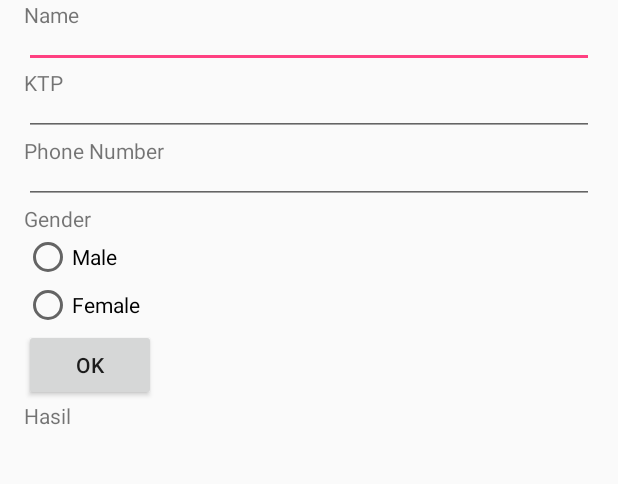
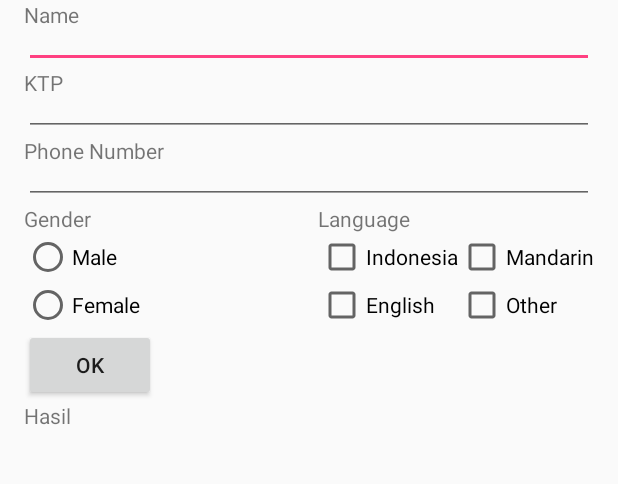
Before and after one commit to pashaneesa/FormLamaranKerja, an Android app: the screen it shows after launch (MainActivity), on a phone screen of 412 x 824 dp, the part 486-970 px from its top. Run offline under Robolectric (Android 15) with nearby library versions, the phone set to English and light mode, and no system bars.

Commit message:
Adding checkBox for Language (Indonesia, English, Mandarin, Other)

```diff
--- a/app/src/main/java/id/sch/smktelkom_mlg/tugas01/xirpl3025/formlamarankerja/MainActivity.java
+++ b/app/src/main/java/id/sch/smktelkom_mlg/tugas01/xirpl3025/formlamarankerja/MainActivity.java
@@ -15,6 +15,7 @@ public class MainActivity extends AppCompatActivity {
     EditText etKTP, etPhone;
     Button butOK;
     RadioButton rbM, rbF;
+    CheckBox cbID, cbEN, cbMA, cbOT;
     TextView tvHasil;
 
     @Override
@@ -27,6 +28,10 @@ public class MainActivity extends AppCompatActivity {
         etPhone = (EditText) findViewById(R.id.editTextPhone);
         rbM = (RadioButton) findViewById(R.id.radioButtonM);
         rbF = (RadioButton) findViewById(R.id.radioButtonF);
+        cbID = (CheckBox) findViewById(R.id.checkBoxID);
+        cbEN = (CheckBox) findViewById(R.id.checkBoxEN);
+        cbMA = (CheckBox) findViewById(R.id.checkBoxMA);
+        cbOT = (CheckBox) findViewById(R.id.checkBoxOT);
         butOK = (Button) findViewById(R.id.buttonOK);
         tvHasil = (TextView) findViewById(R.id.textViewHasil);
 
@@ -44,11 +49,17 @@ public class MainActivity extends AppCompatActivity {
                     hasil = rbF.getText().toString();
                 }
 
+                String hasil2 = "\nLanguage:";
+                int startlen = hasil2.length();
+                if(cbID.isChecked()) hasil2+=cbID.getText()+", ";
+                if(cbEN.isChecked()) hasil2+=cbEN.getText()+", ";
+                if(cbMA.isChecked()) hasil2+=cbMA.getText()+", ";
+                if(cbOT.isChecked()) hasil2+=cbOT.getText()+", ";
 
-                if (hasil == null) {
+                if (hasil == null  && hasil2 == null) {
                     tvHasil.setText("You haven't choose a gender");
                 } else {
-                    tvHasil.setText("Your Name: " + nama + "."+"\n"+"KTP: " + KTP + "."+"\n"+"Phone number: " + phone + "."+"\n"+"Gender: " + hasil+".");
+                    tvHasil.setText("Your Name: " + nama + "."+"\n"+"KTP: " + KTP + "."+"\n"+"Phone number: " + phone + "."+"\n"+"Gender: " + hasil+"."+hasil2+".");
                 }
 
             }
--- a/app/src/main/res/layout/activity_main.xml
+++ b/app/src/main/res/layout/activity_main.xml
@@ -129,6 +129,51 @@
         android:layout_alignParentLeft="true"
         android:layout_alignParentStart="true" />
 
+    <TextView
+        android:layout_width="wrap_content"
+        android:layout_height="wrap_content"
+        android:text="Language"
+        android:id="@+id/textView7"
+        android:layout_below="@+id/editTextPhone"
+        android:layout_alignLeft="@+id/checkBoxID"
+        android:layout_alignStart="@+id/checkBoxID" />
+
+    <CheckBox
+        android:layout_width="wrap_content"
+        android:layout_height="wrap_content"
+        android:text="Indonesia"
+        android:id="@+id/checkBoxID"
+        android:layout_below="@+id/textView7"
+        android:layout_toLeftOf="@+id/checkBoxMA"
+        android:layout_toStartOf="@+id/checkBoxMA" />
+
+    <CheckBox
+        android:layout_width="wrap_content"
+        android:layout_height="wrap_content"
+        android:text="English"
+        android:id="@+id/checkBoxEN"
+        android:layout_below="@+id/checkBoxID"
+        android:layout_alignLeft="@+id/checkBoxID"
+        android:layout_alignStart="@+id/checkBoxID" />
+
+    <CheckBox
+        android:layout_width="wrap_content"
+        android:layout_height="wrap_content"
+        android:text="Mandarin"
+        android:id="@+id/checkBoxMA"
+        android:layout_above="@+id/checkBoxEN"
+        android:layout_alignRight="@+id/editTextPhone"
+        android:layout_alignEnd="@+id/editTextPhone" />
+
+    <CheckBox
+        android:layout_width="wrap_content"
+        android:layout_height="wrap_content"
+        android:text="Other"
+        android:id="@+id/checkBoxOT"
+        android:layout_below="@+id/checkBoxMA"
+        android:layout_toRightOf="@+id/checkBoxID"
+        android:layout_toEndOf="@+id/checkBoxID" />
+
     <Button
         android:layout_width="wrap_content"
         android:layout_height="wrap_content"
```
